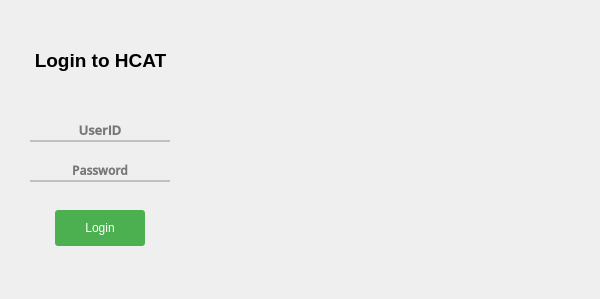
Old version of the form login.ui in the repository hsn8086/hcat-client_qt5_test.
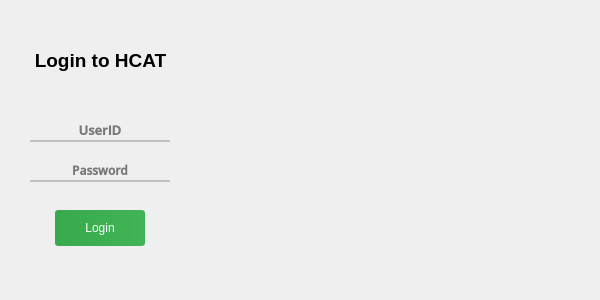
New version of the form. Icons and pictures are not drawn.

Commit message: 更新ui

```diff
--- a/login.ui
+++ b/login.ui
@@ -2,17 +2,26 @@
 <ui version="4.0">
  <class>Dialog</class>
  <widget class="QDialog" name="Dialog">
+  <property name="enabled">
+   <bool>true</bool>
+  </property>
   <property name="geometry">
    <rect>
     <x>0</x>
     <y>0</y>
     <width>600</width>
-    <height>299</height>
+    <height>300</height>
    </rect>
   </property>
   <property name="windowTitle">
    <string>HCAT - login</string>
   </property>
+  <property name="sizeGripEnabled">
+   <bool>false</bool>
+  </property>
+  <property name="modal">
+   <bool>false</bool>
+  </property>
   <widget class="QLabel" name="label">
    <property name="geometry">
     <rect>
@@ -182,6 +191,8 @@
   border-radius: 3px;
   color: white;
   padding: 6px 12px;
+  
+background-color: qlineargradient(spread:pad, x1:0, y1:0, x2:1, y2:0, stop:0 rgba(55, 170, 75, 255), stop:1 rgba(65, 180, 85, 255));
 }
 
 QPushButton:hover {
```
Left out of the diff: 6 changed lines with no effect on the pictures. The commit also changes 1 other file.
